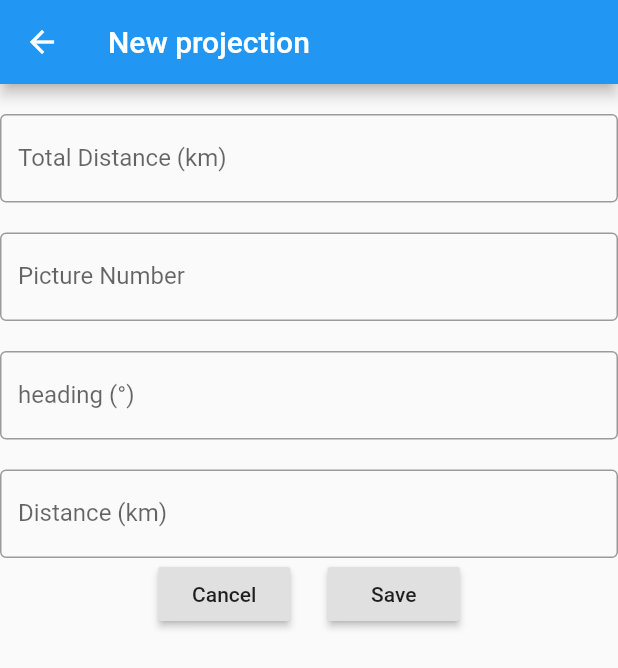
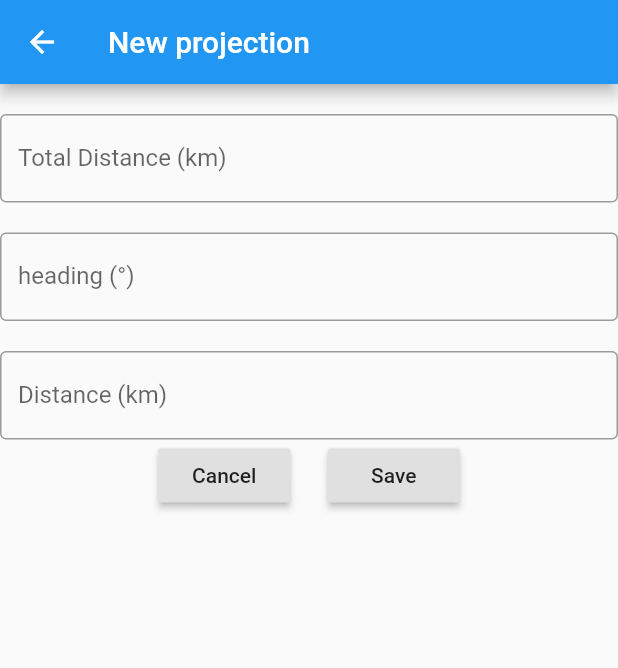
Before and after one commit to brase/nav, a Flutter app: the screen it shows after launch, after a tap on the "add" icon, on a phone screen of 412 x 824 dp. Shown: the top 668 px of the screen. Run offline on Flutter 3.47's test engine with Material 2 defaults, Android fonts, the phone set to English and light mode, and no system bars; our stand-ins replace geolocator, sqflite; missing offline and left inert: baseflow_plugin_template, geo; accounts and stored records are empty.

Commit message:
removes picture number

```diff
--- a/lib/MainView.dart
+++ b/lib/MainView.dart
@@ -62,18 +62,6 @@ class _MainViewState extends State<MainView> {
                 validator: _validateDouble,
                 onSaved: (newValue) =>
                     addModel.totalKilometers = double.parse(newValue),
-              ),
-              SizedBox(height: 20),
-              TextFormField(
-                keyboardType: TextInputType.number,
-                autocorrect: false,
-                validator: _validateInt,
-                decoration: InputDecoration(
-                  labelText: "Picture Number",
-                  border: OutlineInputBorder(),
-                ),
-                onSaved: (newValue) =>
-                    addModel.pictureNumber = int.parse(newValue),
               ),
               SizedBox(height: 20),
               TextFormField(
--- a/lib/WaypointProjectionView.dart
+++ b/lib/WaypointProjectionView.dart
@@ -10,12 +10,11 @@ import 'dart:developer' as developer;
 
 class WaypointProjection {
   WaypointProjection(
-      {this.distance, this.heading, this.pictureNumber, this.totalKilometers});
+      {this.distance, this.heading, this.totalKilometers});
 
   WaypointProjection.fromMap(Map<String, dynamic> map) {
     this.id = map["id"];
     this.totalKilometers = map["totalKilometers"];
-    this.pictureNumber = map["pictureNumber"];
     this.heading = map["heading"];
     this.distance = map["distance"];
     this.used = map["used"] >= 1;
@@ -23,7 +22,6 @@ class WaypointProjection {
 
   int id;
   double totalKilometers;
-  int pictureNumber;
   double heading;
   double distance;
   bool used;
@@ -32,7 +30,6 @@ class WaypointProjection {
     return {
       'id': id,
       'totalKilometers': totalKilometers,
-      'pictureNumber': pictureNumber,
       'heading': heading,
       'distance': distance,
       'used': used == true ? 1 : 0
--- a/lib/main.dart
+++ b/lib/main.dart
@@ -36,7 +36,6 @@ void main() async {
       '''CREATE TABLE "WaypointProjection" (
 	        "id"	INTEGER,
           "totalKilometers"	REAL,
-          "pictureNumber"	INTEGER,
           "heading"	REAL,
           "distance"	REAL,
           "used" INTEGER,
```
